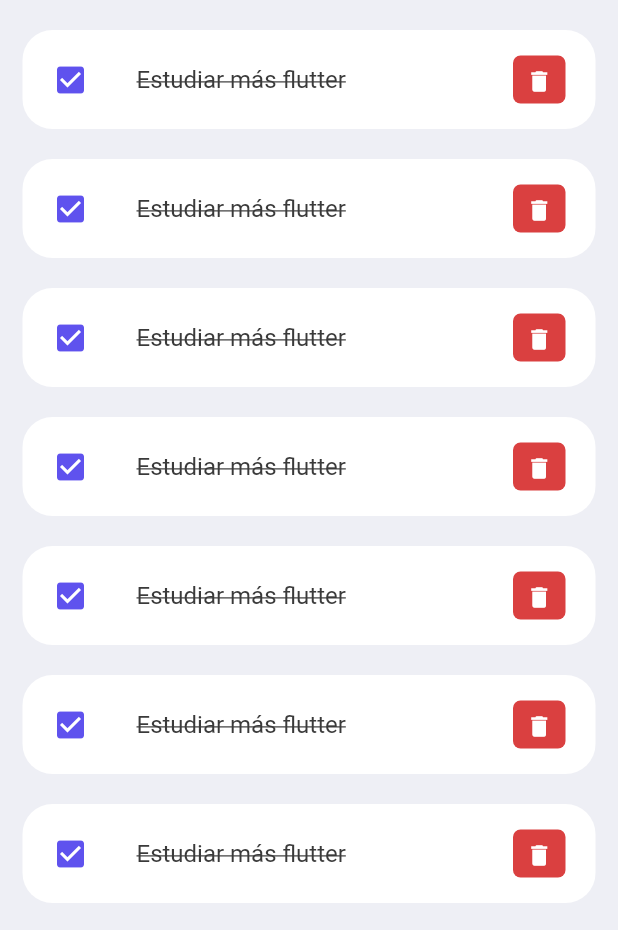
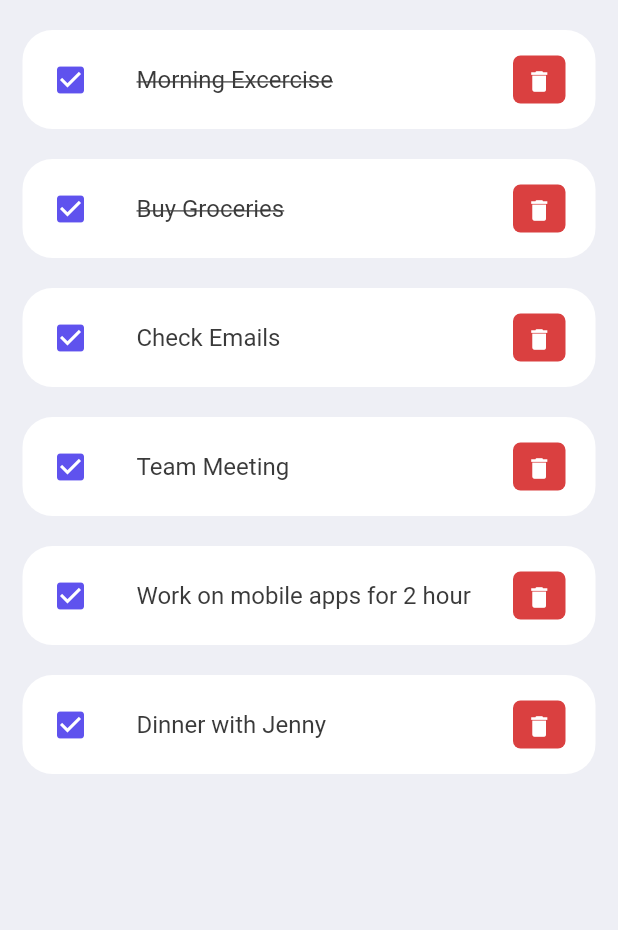
Before and after one commit to emmaprofemx/ToDoApp-Flutter, a Flutter app: the screen it shows after launch, on a phone screen of 412 x 824 dp, the part 306-1236 px from its top. Run offline on Flutter 3.47's test engine with Material 2 defaults, Android fonts, the phone set to English and light mode, and no system bars.

Commit message:
Aplicando POO y List al proyecto

```diff
--- a/lib/home.dart
+++ b/lib/home.dart
@@ -2,10 +2,13 @@ import 'package:flutter/material.dart';
 import 'package:flutter/src/widgets/container.dart';
 import 'package:flutter/src/widgets/framework.dart';
 import 'package:todoapp/colors.dart';
+import 'package:todoapp/todo.dart';
 import 'package:todoapp/todo_item.dart';
 
 class Home extends StatelessWidget {
-  const Home({super.key});
+  Home({super.key});
+  //Creamos el objetoo todoList , eh invocamos el metodo
+  final todosList = ToDo.todoList();
 
   @override
   Widget build(BuildContext context) {
@@ -30,13 +33,12 @@ class Home extends StatelessWidget {
                   fontWeight: FontWeight.w500,
                 ),),
               ) ,
-              ToDoItem(),
-              ToDoItem(),
-              ToDoItem(),
-              ToDoItem(),
-              ToDoItem(),
-              ToDoItem(),
-              ToDoItem(),
+              for(ToDo todo in todosList)
+              //Obtenemos los mensajes de los objetos creados dentro de la clase todo
+              ToDoItem(todo: todo,),
+
+
+
             ],
           )),
         ],
--- /dev/null
+++ b/lib/todo.dart
@@ -0,0 +1,30 @@
+//A continuacion se crea la clase TODO con los atributos necesarios
+class ToDo{
+  String? id;
+  String? todoText;
+  bool isDone;
+
+  //Constructor
+  ToDo({
+    required this.id ,
+    required this.todoText ,
+    this.isDone = false,
+  });
+
+  static List<ToDo> todoList(){
+    return [
+      ToDo(id: '01', todoText: 'Morning Excercise' , isDone: true) ,
+      ToDo(id: '02', todoText: 'Buy Groceries' , isDone: true) ,
+      ToDo(id: '03', todoText: 'Check Emails' , ) ,
+      ToDo(id: '04', todoText: 'Team Meeting' , ) ,
+      ToDo(id: '05', todoText: 'Work on mobile apps for 2 hour' ,) ,
+      ToDo(id: '06', todoText: 'Dinner with Jenny' ,) ,
+    ];
+  }
+
+
+
+
+
+
+}
--- a/lib/todo_item.dart
+++ b/lib/todo_item.dart
@@ -2,9 +2,11 @@ import 'package:flutter/material.dart';
 import 'package:flutter/src/widgets/container.dart';
 import 'package:flutter/src/widgets/framework.dart';
 import 'package:todoapp/colors.dart';
+import 'package:todoapp/todo.dart';
 
 class ToDoItem extends StatelessWidget {
-  const ToDoItem({super.key});
+  final ToDo todo;
+  const ToDoItem({Key? key , required this.todo}) :super(key:key);
 
   @override
   Widget build(BuildContext context) {
@@ -29,12 +31,16 @@ class ToDoItem extends StatelessWidget {
         leading: Icon(Icons.check_box , color: tdBlue,),
         //Linea para asignar un texto a Container , posteriormente se le agregan mas atributos
         title: Text(
-          'Estudiar más flutter' ,
+          todo.todoText!,
           //Le damos un estilo al texto que se encuentra en la nota
           style: TextStyle(
             fontSize: 16 ,
             color: tdBlack ,
-            decoration: TextDecoration.lineThrough,
+            /*
+            La linea de abajo hace lo sigueinte , si hay una tarea completada
+            el texto estara subrayada con una linea; en caso contrario no la tendra.
+            */
+            decoration: todo.isDone ? TextDecoration.lineThrough : null,
           )),
           //Agregamos el boton de eliminar
           //Lo que estamos agregando de bajo como tal solo es la base del boton
@@ -56,7 +62,6 @@ class ToDoItem extends StatelessWidget {
                 print('Clicked on Delete Item,');
               }, ),
           ),
-
       ),
     );
   }
```
